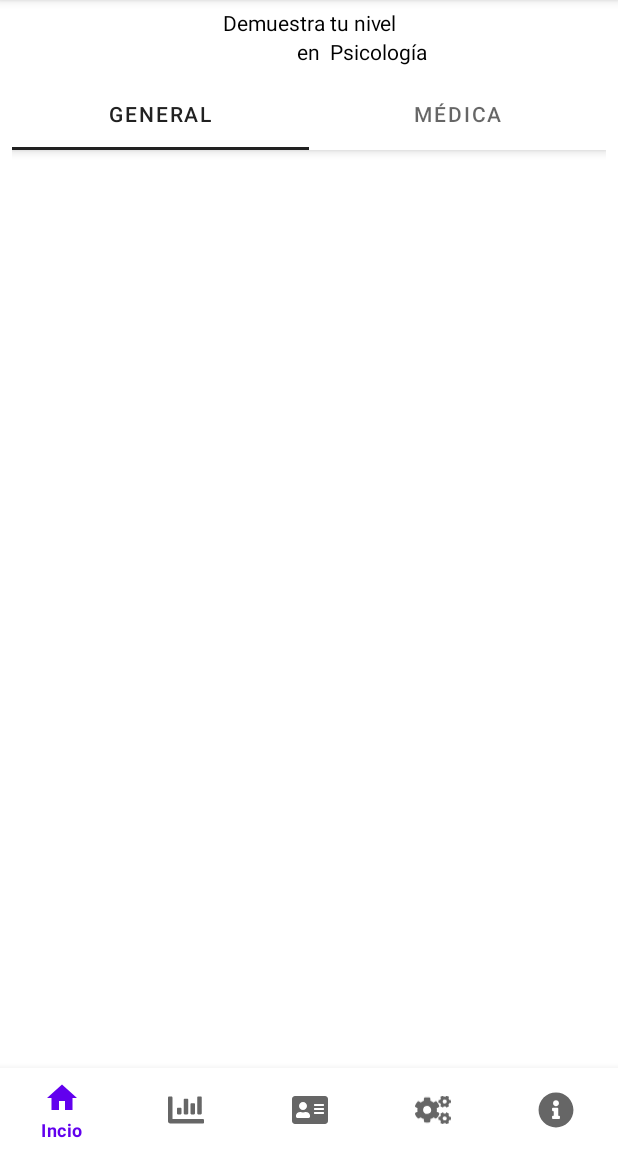
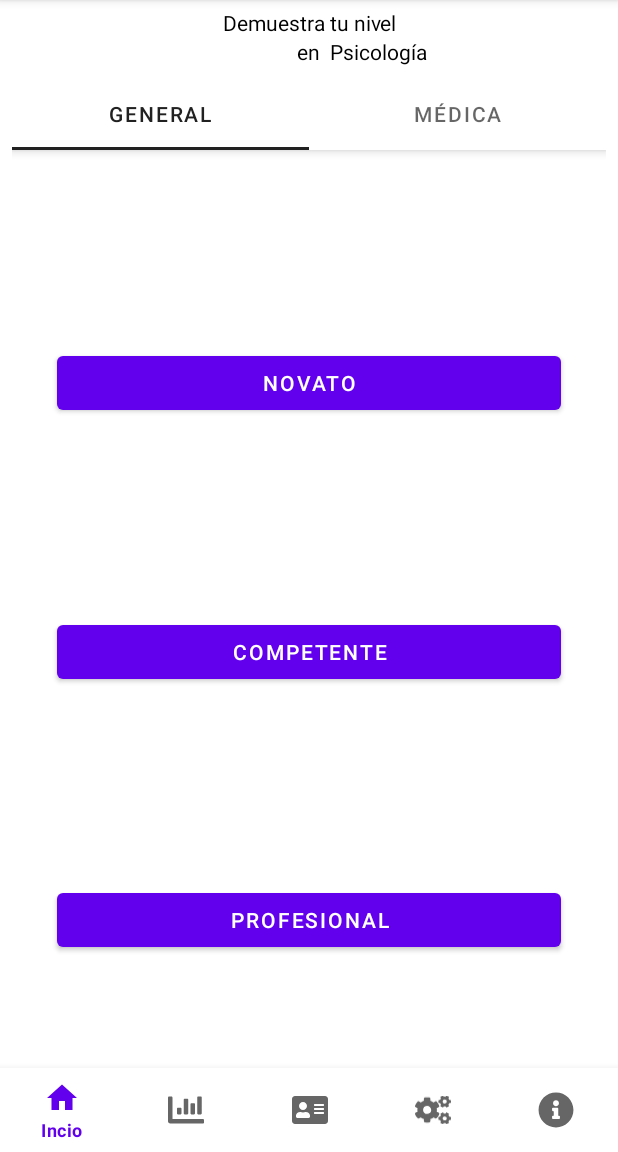
Before and after one commit to vasha54/PSIGAME, an Android app: the screen it shows after launch (MainActivity), on a phone screen of 412 x 824 dp, the part 84-1236 px from its top. Run offline under Robolectric (Android 15) with nearby library versions, the phone set to English and light mode, and no system bars.

Commit message:
Subiendo diseño de la vista de portada con los elementos que la conforman

```diff
--- a/app/src/main/java/cu/innovat/psigameplus/ui/fragment/CourseGeneralLevelFragment.java
+++ b/app/src/main/java/cu/innovat/psigameplus/ui/fragment/CourseGeneralLevelFragment.java
@@ -1,8 +1,28 @@
 package cu.innovat.psigameplus.ui.fragment;
+
+import android.os.Bundle;
+import android.view.LayoutInflater;
+import android.view.View;
+import android.view.ViewGroup;
+import androidx.viewpager.widget.ViewPager;
+import com.google.android.material.tabs.TabLayout;
+import cu.innovat.psigameplus.R;
 
 /**
  * @author Luis Andrés Valido Fajardo +53 53694742  luis.valido1989@gmail.com
  * @date 3/10/23
  */
 public class CourseGeneralLevelFragment extends BaseFragment{
+    @Override
+    public void onCreate(Bundle savedInstanceState) {
+        super.onCreate(savedInstanceState);
+        setRetainInstance(true);
+    }
+    @Override
+    public View onCreateView(LayoutInflater inflater, ViewGroup container, Bundle savedInstanceState) {
+
+        View view = inflater.inflate(R.layout.layout_course_general_level,container, false);
+        return view;
+
+    }
 }
--- a/app/src/main/java/cu/innovat/psigameplus/ui/fragment/CourseMedicalLevelFragment.java
+++ b/app/src/main/java/cu/innovat/psigameplus/ui/fragment/CourseMedicalLevelFragment.java
@@ -1,8 +1,26 @@
 package cu.innovat.psigameplus.ui.fragment;
+
+import android.os.Bundle;
+import android.view.LayoutInflater;
+import android.view.View;
+import android.view.ViewGroup;
+import cu.innovat.psigameplus.R;
 
 /**
  * @author Luis Andrés Valido Fajardo +53 53694742  luis.valido1989@gmail.com
  * @date 3/10/23
  */
 public class CourseMedicalLevelFragment extends BaseFragment{
+    @Override
+    public void onCreate(Bundle savedInstanceState) {
+        super.onCreate(savedInstanceState);
+        setRetainInstance(true);
+    }
+    @Override
+    public View onCreateView(LayoutInflater inflater, ViewGroup container, Bundle savedInstanceState) {
+
+        View view = inflater.inflate(R.layout.layout_course_medical_level,container, false);
+        return view;
+
+    }
 }
--- a/app/src/main/java/cu/innovat/psigameplus/ui/fragment/HomeFragment.java
+++ b/app/src/main/java/cu/innovat/psigameplus/ui/fragment/HomeFragment.java
@@ -40,8 +40,8 @@ public class HomeFragment extends BaseFragment {
 
     private void setupViewPager(ViewPager viewPager) {
         AdapterHome adapter = new AdapterHome(getChildFragmentManager());
-        adapter.addFragment(new Fragment(), getString(R.string.title_tab_course_general_psychology));
-        adapter.addFragment(new Fragment(), getString(R.string.title_tab_course_medical_psychology));
+        adapter.addFragment(new CourseGeneralLevelFragment(), getString(R.string.title_tab_course_general_psychology));
+        adapter.addFragment(new CourseMedicalLevelFragment(), getString(R.string.title_tab_course_medical_psychology));
         viewPager.setAdapter(adapter);
     }
 }
--- a/app/src/main/java/cu/innovat/psigameplus/ui/fragment/pageradapter/AdapterHome.java
+++ b/app/src/main/java/cu/innovat/psigameplus/ui/fragment/pageradapter/AdapterHome.java
@@ -9,11 +9,13 @@ import java.util.*;
  * @date 2/10/23
  */
 public class AdapterHome extends FragmentPagerAdapter {
-    private final List<Fragment> mFragmentList = new ArrayList<>();
-    private final List<String> mFragmentTitleList = new ArrayList<>();
+    private  List<Fragment> mFragmentList ;
+    private  List<String> mFragmentTitleList ;
 
     public AdapterHome(FragmentManager manager) {
         super(manager);
+        mFragmentList = new ArrayList<>();
+        mFragmentTitleList = new ArrayList<>();
     }
 
     @Override
--- /dev/null
+++ b/app/src/main/res/layout/layout_course_general_level.xml
@@ -0,0 +1,53 @@
+<?xml version="1.0" encoding="utf-8"?>
+<androidx.constraintlayout.widget.ConstraintLayout xmlns:android="http://schemas.android.com/apk/res/android"
+                                                   android:layout_width="match_parent"
+                                                   android:layout_height="match_parent">
+    <LinearLayout
+            android:layout_width="match_parent"
+            android:layout_height="match_parent"
+            android:orientation="vertical">
+        <Space
+                android:layout_width="wrap_content"
+                android:layout_height="match_parent"
+                android:layout_weight="1" />
+        <Button
+                android:id="@+id/button_rookie_general"
+                style="@style/Widget.MaterialComponents.Button"
+                android:layout_width="match_parent"
+                android:layout_height="wrap_content"
+                android:layout_gravity="center"
+                android:layout_marginLeft="30dp"
+                android:layout_marginRight="30dp"
+                android:text="@string/title_level_rookie" />
+        <Space
+                android:layout_width="wrap_content"
+                android:layout_height="match_parent"
+                android:layout_weight="1" />
+        <Button
+                android:id="@+id/button_competent_general"
+                style="@style/Widget.MaterialComponents.Button"
+                android:layout_width="match_parent"
+                android:layout_height="wrap_content"
+                android:layout_gravity="center"
+                android:layout_marginLeft="30dp"
+                android:layout_marginRight="30dp"
+                android:text="@string/title_level_competent" />
+        <Space
+                android:layout_width="wrap_content"
+                android:layout_height="match_parent"
+                android:layout_weight="1" />
+        <Button
+                android:id="@+id/button_professional_general"
+                style="@style/Widget.MaterialComponents.Button"
+                android:layout_width="match_parent"
+                android:layout_height="wrap_content"
+                android:layout_gravity="center"
+                android:layout_marginLeft="30dp"
+                android:layout_marginRight="30dp"
+                android:text="@string/title_level_professional" />
+        <Space
+                android:layout_width="wrap_content"
+                android:layout_height="match_parent"
+                android:layout_weight="1" />
+    </LinearLayout>
+</androidx.constraintlayout.widget.ConstraintLayout>
--- a/app/src/main/res/values/strings.xml
+++ b/app/src/main/res/values/strings.xml
@@ -11,4 +11,7 @@
     <string translatable="false" name="text_banner_one">Demuestra tu nivel</string>
     <string translatable="false" name="text_banner_two">en</string>
     <string translatable="false" name="text_banner_three">Psicología</string>
+    <string translatable="false" name="title_level_rookie">Novato</string>
+    <string translatable="false" name="title_level_competent">Competente</string>
+    <string translatable="false" name="title_level_professional">Profesional</string>
 </resources>
```
Also changed, not shown: app/src/main/res/layout/layout_course_medical_level.xml (added, +53 -0 lines).
